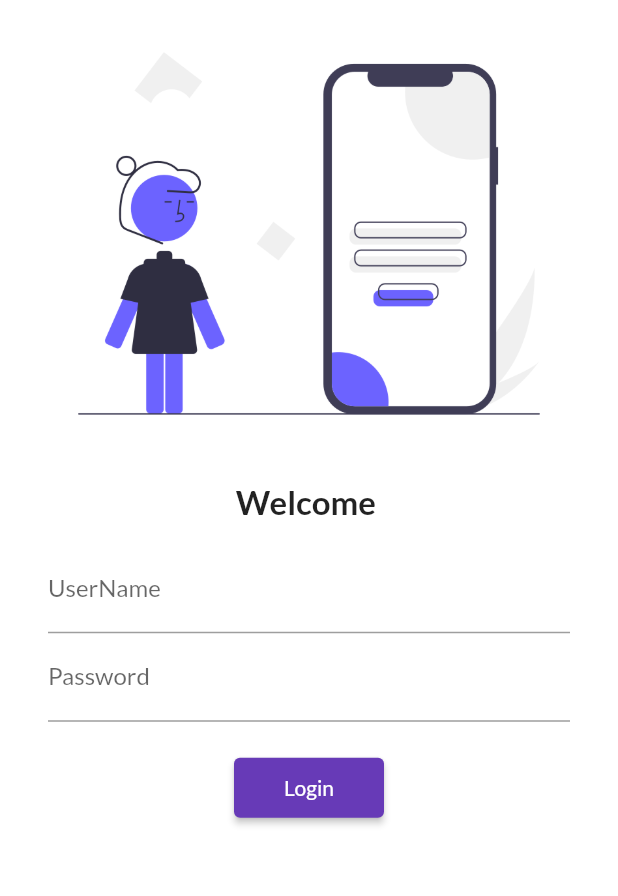
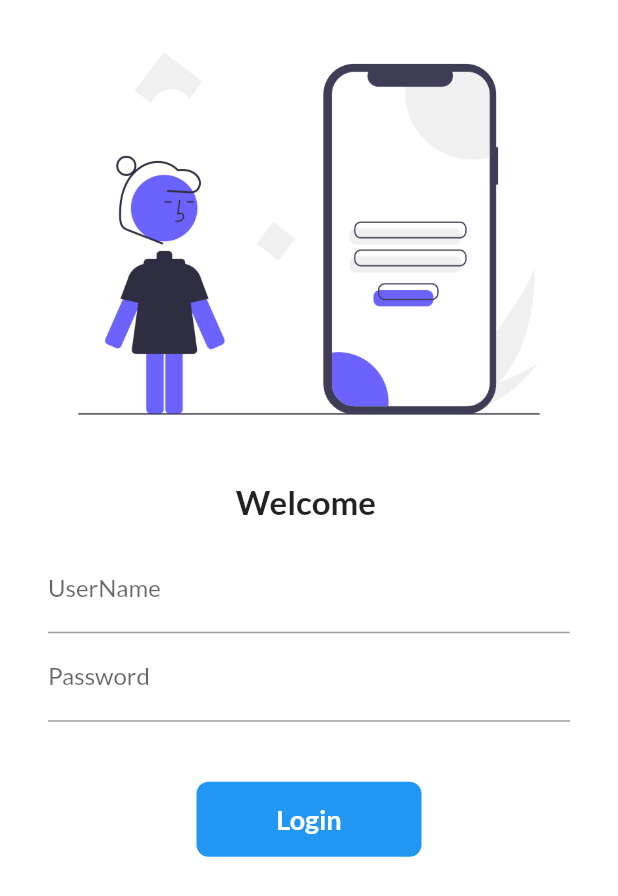
Before and after one commit to surajkd786/learning, a Flutter app: the screen it shows after launch, on a phone screen of 412 x 824 dp. Shown: the top 896 px of the screen. Run offline on Flutter 3.47's test engine with Material 2 defaults, Android fonts, the phone set to English and light mode, and no system bars; our stand-ins replace google_fonts.

Commit message:
day_7_completed

```diff
--- a/lib/pages/loginPage.dart
+++ b/lib/pages/loginPage.dart
@@ -10,11 +10,15 @@ class LoginPage extends StatefulWidget {
 
 class _LoginPageState extends State<LoginPage> {
   String name = "";
+  bool changeButton = false;
+  final _formKey = GlobalKey<FormState>();
   @override
   Widget build(BuildContext context) {
     return Material(
       color: Colors.white,
       child: SingleChildScrollView(
+        child: Form(
+          key: _formKey,
           child: Column(
             children: [
               Image.asset(
@@ -29,8 +33,8 @@ class _LoginPageState extends State<LoginPage> {
                 style: TextStyle(fontSize: 22, fontWeight: FontWeight.bold),
               ),
               Padding(
-              padding:
-                  const EdgeInsets.symmetric(vertical: 16.0, horizontal: 32.0),
+                padding: const EdgeInsets.symmetric(
+                    vertical: 16.0, horizontal: 32.0),
                 child: Column(
                   children: [
                     TextFormField(
@@ -38,6 +42,12 @@ class _LoginPageState extends State<LoginPage> {
                         hintText: "Enter User Name",
                         labelText: "UserName",
                       ),
+                      // validator: (value){
+                      //   if(value.isEmpty){
+                      //     return "User Name  cannot be empty";
+                      //   }
+                      //   return null;
+                      // },
                       onChanged: (value) {
                         name = value;
                         setState(() {});
@@ -53,43 +63,59 @@ class _LoginPageState extends State<LoginPage> {
                     const SizedBox(
                       height: 20.0,
                     ),
-                  ElevatedButton(
-                    onPressed: () {
+                    // ElevatedButton(
+                    //   onPressed: () {
+                    //     Navigator.pushNamed(context, MyRoutes.homeRoute);
+                    //   },
+                    //   child: const Text("Login"),
+                    //   style: TextButton.styleFrom(
+                    //       minimumSize: const Size(100.0, 40.0)),
+                    // )
+                    Padding(
+                      padding: const EdgeInsets.all(20.0),
+                      child: InkWell(
+                        onTap: () async {
+                          setState(() {
+                            //setstae is used to refresh stateful widgets
+                            changeButton = true;
+                          });
+                          await Future.delayed(Duration(seconds: 1));
                           Navigator.pushNamed(context, MyRoutes.homeRoute);
                         },
-                    child: const Text("Login"),
-                    style: TextButton.styleFrom(
-                        minimumSize: const Size(100.0, 40.0)),
+                        child: AnimatedContainer(
+                          duration: Duration(seconds: 1),
+                          width: changeButton ? 50 : 150.0,
+                          height: 50.0,
+                          alignment: Alignment.center,
+                          child: changeButton
+                              ? Icon(
+                                  Icons.done,
+                                  color: Colors.white,
                                 )
-                  // Padding(
-                  //   padding: const EdgeInsets.all(20.0),
-                  //   child: InkWell(
-                  //     onTap: () {
-                  //       Navigator.pushNamed(context, MyRoutes.homeRoute);
-                  //     },
-                  //     child: Container(
-                  //       width: 150.0,
-                  //       height: 40.0,
-                  //       alignment: Alignment.center,
-                  //       child: const Text(
-                  //         "Login",
-                  //         style: TextStyle(
-                  //             fontSize: 18,
-                  //             color: Colors.white,
-                  //             fontWeight: FontWeight.bold),
-                  //       ),
-                  //       decoration: BoxDecoration(
-                  //           color: Colors.purple,
-                  //           borderRadius: BorderRadius.circular(10)),
-                  //     ),
-                  //   ),
-                  // )
+                              : const Text(
+                                  "Login",
+                                  style: TextStyle(
+                                      fontSize: 18,
+                                      color: Colors.white,
+                                      fontWeight: FontWeight.bold),
+                                ),
+                          decoration: BoxDecoration(
+                              color: Colors.blue,
+                              borderRadius:
+                                  BorderRadius.circular(changeButton ? 50 : 8)),
+                          // shape: changeButton
+                          //     ? BoxShape.circle
+                          //     : BoxShape.rectangle,
+                        ),
+                      ),
+                    )
                   ],
                 ),
               ),
             ],
           ),
         ),
+      ),
     );
   }
 }
```
Lines whose indentation alone changed are shown as unchanged.
